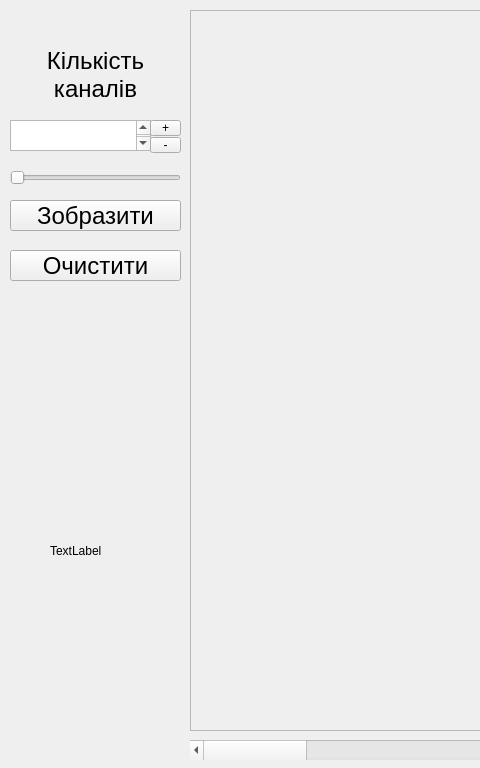
Before: the Qt Designer form KM_Lab_3/mainwindow.ui in Koskop/KM_Labs, drawn with Qt 5; both pictures show x 0 to 480 and y 0 to 768 of the 1366 by 768 pixel window.
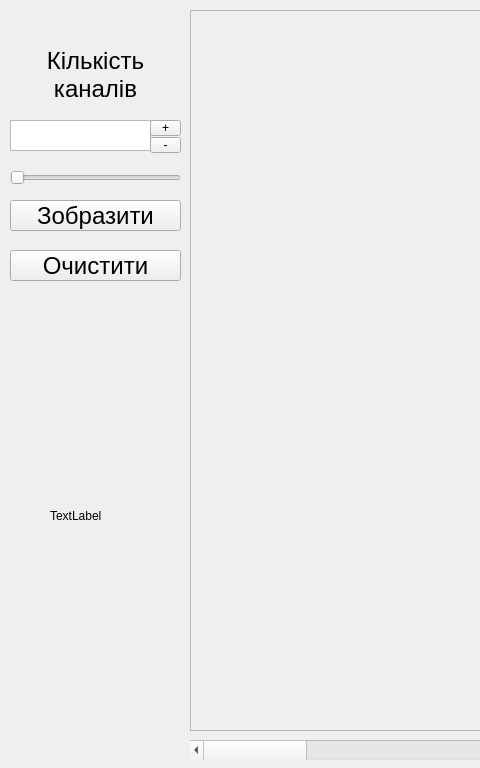
After: the same form once the commit is applied.

Patch:
```diff
--- a/KM_Lab_3/mainwindow.ui
+++ b/KM_Lab_3/mainwindow.ui
@@ -49,7 +49,7 @@
     </property>
     <property name="font">
      <font>
-      <pointsize>18</pointsize>
+      <pointsize>13</pointsize>
      </font>
     </property>
    </widget>
@@ -187,9 +187,9 @@
     <property name="geometry">
      <rect>
       <x>50</x>
-      <y>430</y>
+      <y>420</y>
       <width>101</width>
-      <height>241</height>
+      <height>191</height>
      </rect>
     </property>
     <property name="text">
```
